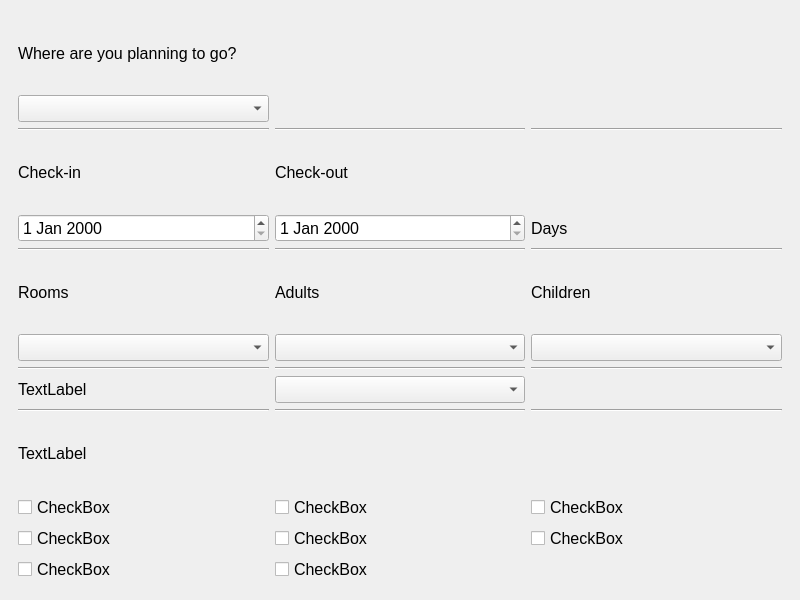
This is Front/form.ui in veeyslaw/hotelDB as Qt 5 draws it before an edit. The edited form follows.
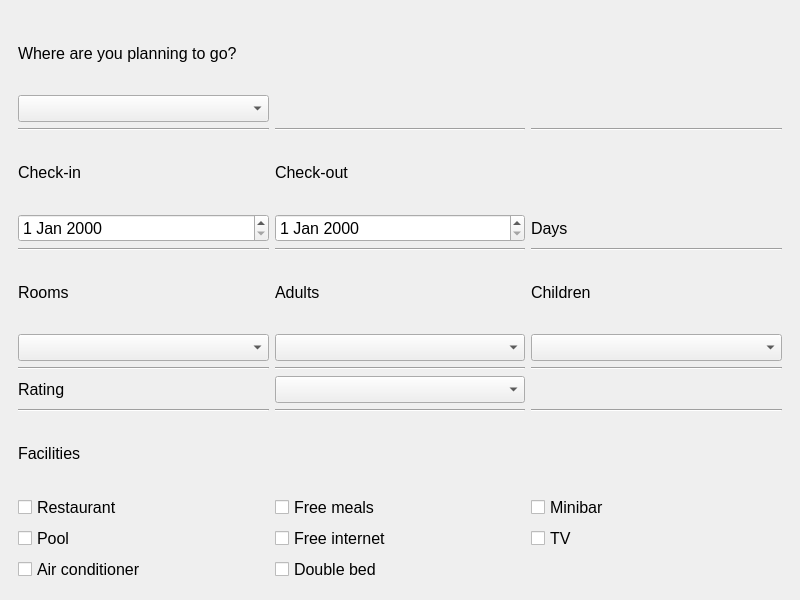
This is the edited form. The open tabs and pages were chosen to show the change. Icons and pictures are not drawn.

Commit message: Create book page

Patch:
```diff
--- a/Front/form.ui
+++ b/Front/form.ui
@@ -78,14 +78,14 @@
         <item row="15" column="1">
          <widget class="QCheckBox" name="checkBox_2">
           <property name="text">
-           <string>CheckBox</string>
+           <string>Free meals</string>
           </property>
          </widget>
         </item>
         <item row="16" column="1">
          <widget class="QCheckBox" name="checkBox_5">
           <property name="text">
-           <string>CheckBox</string>
+           <string>Free internet</string>
           </property>
          </widget>
         </item>
@@ -116,7 +116,7 @@
         <item row="15" column="2">
          <widget class="QCheckBox" name="checkBox_3">
           <property name="text">
-           <string>CheckBox</string>
+           <string>Minibar</string>
           </property>
          </widget>
         </item>
@@ -161,7 +161,7 @@
         <item row="11" column="0">
          <widget class="QLabel" name="label">
           <property name="text">
-           <string>TextLabel</string>
+           <string>Rating</string>
           </property>
          </widget>
         </item>
@@ -188,7 +188,7 @@
         <item row="14" column="0">
          <widget class="QLabel" name="label_3">
           <property name="text">
-           <string>TextLabel</string>
+           <string>Facilities</string>
           </property>
          </widget>
         </item>
@@ -237,7 +237,7 @@
         <item row="16" column="0">
          <widget class="QCheckBox" name="checkBox_4">
           <property name="text">
-           <string>CheckBox</string>
+           <string>Pool</string>
           </property>
          </widget>
         </item>
@@ -251,7 +251,7 @@
         <item row="16" column="2">
          <widget class="QCheckBox" name="checkBox_6">
           <property name="text">
-           <string>CheckBox</string>
+           <string>TV</string>
           </property>
          </widget>
         </item>
@@ -282,7 +282,7 @@
         <item row="15" column="0">
          <widget class="QCheckBox" name="checkBox">
           <property name="text">
-           <string>CheckBox</string>
+           <string>Restaurant</string>
           </property>
          </widget>
         </item>
@@ -292,14 +292,14 @@
         <item row="17" column="0">
          <widget class="QCheckBox" name="checkBox_7">
           <property name="text">
-           <string>CheckBox</string>
+           <string>Air conditioner</string>
           </property>
          </widget>
         </item>
         <item row="17" column="1">
          <widget class="QCheckBox" name="checkBox_8">
           <property name="text">
-           <string>CheckBox</string>
+           <string>Double bed</string>
           </property>
          </widget>
         </item>
```
Left out of the diff: 23 changed lines with no effect on the pictures.
